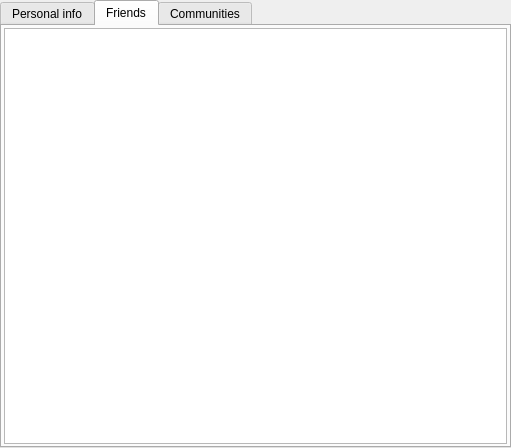
Above: src/plugins/blogique/plugins/metida/profilewidget.ui from 0xd34df00d/leechcraft before the change. Below: the same form after it.
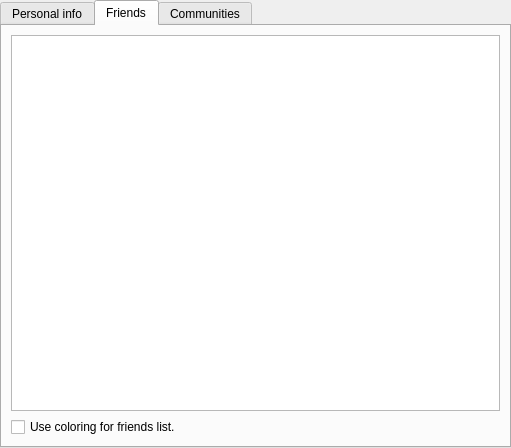
That is the form after the change. The open tabs and pages were chosen to show the change.

Commit message: Blogique Metida: change coloring state of friends in realtime

Patch:
```diff
--- a/src/plugins/blogique/plugins/metida/profilewidget.ui
+++ b/src/plugins/blogique/plugins/metida/profilewidget.ui
@@ -147,11 +147,19 @@
        <string>Friends</string>
       </attribute>
       <layout class="QGridLayout" name="gridLayout_4">
-       <property name="margin">
-        <number>2</number>
-       </property>
        <item row="0" column="0">
-        <widget class="QTreeView" name="FriendsView_"/>
+        <layout class="QVBoxLayout" name="verticalLayout_4">
+         <item>
+          <widget class="QTreeView" name="FriendsView_"/>
+         </item>
+         <item>
+          <widget class="QCheckBox" name="ColoringFriendsList_">
+           <property name="text">
+            <string>Use coloring for friends list.</string>
+           </property>
+          </widget>
+         </item>
+        </layout>
        </item>
       </layout>
      </widget>
```
Left out of the diff: 2 changed lines with no effect on the pictures. The commit also changes 3 other files.
